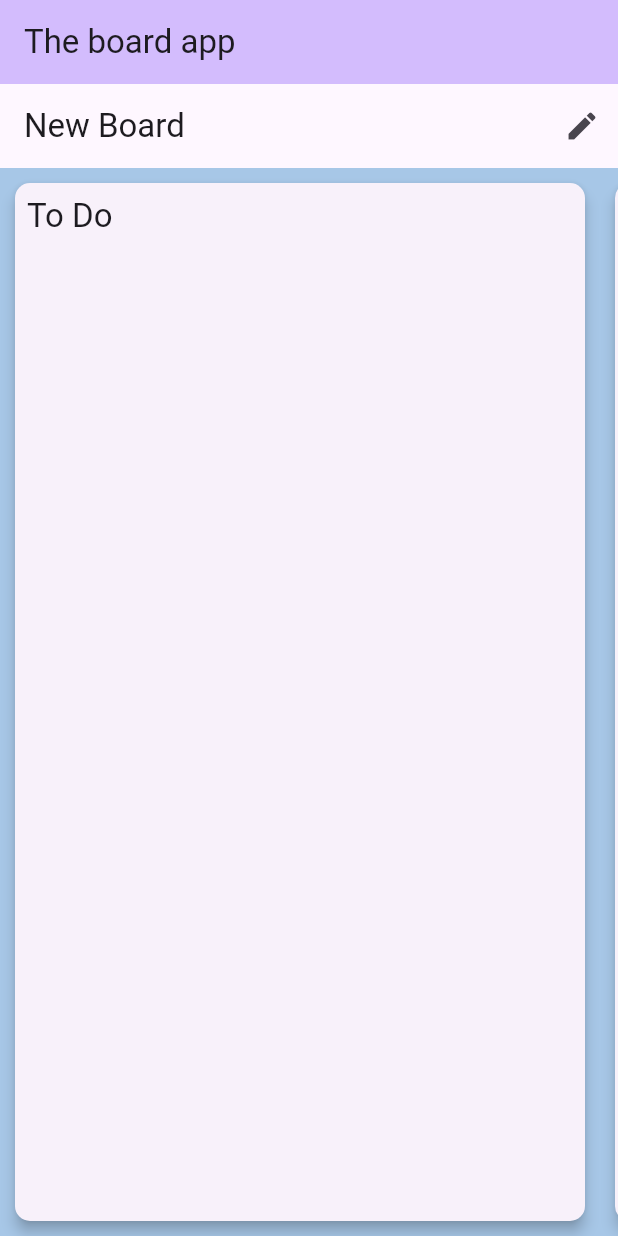
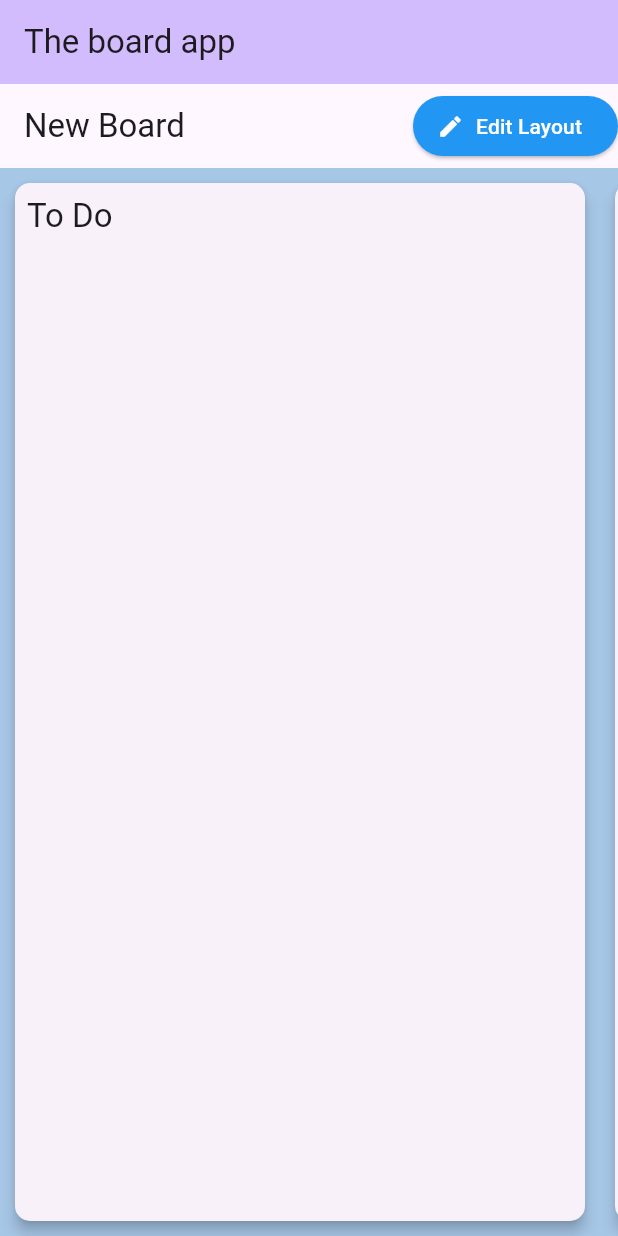
Before and after one commit to adriatech2020/board, a Flutter app: the screen it shows after launch, on a phone screen of 412 x 824 dp. Run offline on Flutter 3.47's test engine with Material 3 defaults, Android fonts, the phone set to English and light mode, and no system bars.

Commit message:
Board edit button changed

```diff
--- a/lib/widgets/board.dart
+++ b/lib/widgets/board.dart
@@ -23,10 +23,14 @@ class BoardState extends State<Board> {
       appBar: AppBar(
         title: Text(config.title),
         actions: [
-          IconButton(
+          ElevatedButton.icon(
+            onPressed: _toggleEditMode,
             icon: Icon(_isEditMode ? Icons.check : Icons.edit),
-            onPressed: _toggleEditMode,
-            tooltip: _isEditMode ? 'Finish Editing' : 'Edit Layout',
+            label: Text(_isEditMode ? 'Finish Editing' : 'Edit Layout'),
+            style: ElevatedButton.styleFrom(
+              foregroundColor: Colors.white,
+              backgroundColor: Colors.blue,
+            ),
           ),
         ],
       ),
@@ -60,7 +64,8 @@ class BoardState extends State<Board> {
   void _updateList() {
     final boardModel = Provider.of<BoardModel>(context, listen: false);
     if (_isEditMode) {
-      boardModel.listKey.currentState?.insertItem(boardModel.configuration.columns.length);
+      boardModel.listKey.currentState
+          ?.insertItem(boardModel.configuration.columns.length);
     } else {
       boardModel.listKey.currentState?.removeItem(
         boardModel.configuration.columns.length,
@@ -69,7 +74,8 @@ class BoardState extends State<Board> {
     }
   }
 
-  Widget _buildAnimatedColumn(BoardColumnModel model, Animation<double> animation) {
+  Widget _buildAnimatedColumn(
+      BoardColumnModel model, Animation<double> animation) {
     return FadeTransition(
       opacity: animation,
       child: BoardColumn(model: model),
```
